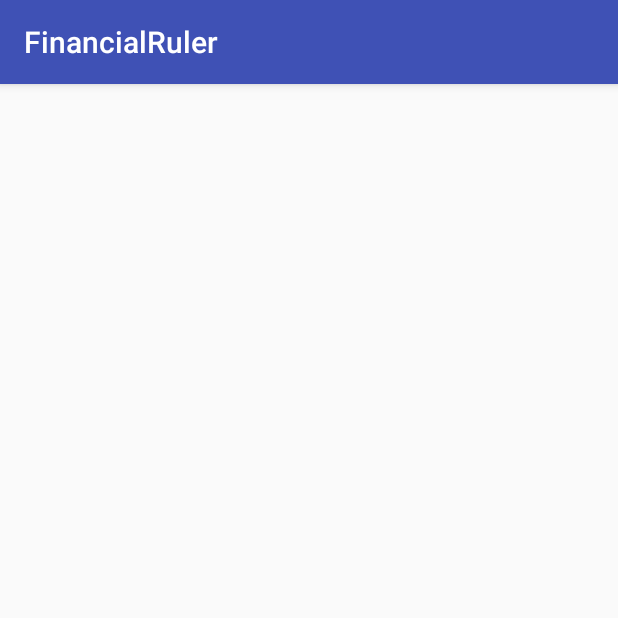
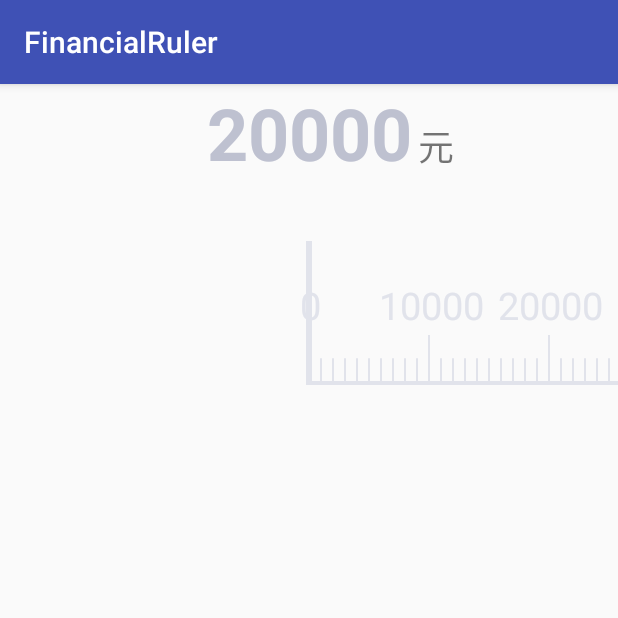
Before and after one commit to wjx367/FinancialRuler, an Android app: the screen it shows after launch (MainActivity), on a phone screen of 412 x 824 dp, the top half of it. Run offline under Robolectric (Android 15) with nearby library versions, the phone set to English and light mode, and no system bars.

Commit message:
添加 尺子 可设置 刻度的最大值和最小值 最小刻度  开始定位到指点的位置

```diff
--- a/app/src/main/java/com/viewtness/financialruler/financial_ruler/MainActivity.java
+++ b/app/src/main/java/com/viewtness/financialruler/financial_ruler/MainActivity.java
@@ -2,12 +2,45 @@ package com.viewtness.financialruler.financial_ruler;
 
 import android.support.v7.app.AppCompatActivity;
 import android.os.Bundle;
+import android.widget.TextView;
+
+import com.viewtness.financialruler.financial_ruler.RulerView.OnRulerChangeListener;
+import com.viewtness.financialruler.financial_ruler.RulerView.RulerView;
 
 public class MainActivity extends AppCompatActivity {
+
+    private RulerView rulerView;
+    private TextView tvValue;
 
     @Override
     protected void onCreate(Bundle savedInstanceState) {
         super.onCreate(savedInstanceState);
         setContentView(R.layout.activity_main);
     }
+
+    @Override
+    protected void onResume() {
+        super.onResume();
+        initView();
+        initListener();
+    }
+
+    private void initView() {
+        rulerView = (RulerView) findViewById(R.id.rulerView);
+        tvValue = (TextView) findViewById(R.id.tv_value);
+    }
+    private void initListener() {
+        rulerView.setOnRulerChangeListener(new OnRulerChangeListener() {
+            @Override
+            public void onChanged(int newValue) {
+                tvValue.setText(newValue+"");
+            }
+        });
+
+        rulerView.setMaxValue(100000);
+        rulerView.setMinValue(0);
+        rulerView.setOneItemValue(20000);
+        rulerView.setOneItemValue(1000);
+        tvValue.setText(20000+"");
+    }
 }
--- /dev/null
+++ b/app/src/main/java/com/viewtness/financialruler/financial_ruler/RulerView/OnRulerChangeListener.java
@@ -0,0 +1,15 @@
+package com.viewtness.financialruler.financial_ruler.RulerView;
+
+/**
+ * Title:RulerView
+ * Package:com.viewtness.financialruler.financial_ruler.RulerView
+ * Description:TODO
+ * Author: viewtness
+ * Date: 2017/9/25
+ * Version: V1.0.0
+ */
+
+public interface OnRulerChangeListener {
+
+    void onChanged(int newValue);
+}
--- /dev/null
+++ b/app/src/main/java/com/viewtness/financialruler/financial_ruler/RulerView/RulerView.java
@@ -0,0 +1,385 @@
+package com.viewtness.financialruler.financial_ruler.RulerView;
+
+import android.content.Context;
+import android.content.res.TypedArray;
+import android.graphics.Canvas;
+import android.graphics.Color;
+import android.graphics.Paint;
+import android.graphics.Rect;
+import android.os.Handler;
+import android.os.Message;
+import android.util.AttributeSet;
+import android.util.DisplayMetrics;
+import android.view.GestureDetector;
+import android.view.MotionEvent;
+import android.view.View;
+import android.view.WindowManager;
+import android.widget.Scroller;
+
+import com.viewtness.financialruler.financial_ruler.R;
+
+/**
+ * Title:RulerView
+ * Package:com.viewtness.financialruler.financial_ruler.RulerView
+ * Description:TODO
+ * Author: viewtness
+ * Date: 2017/9/25
+ * Version: V1.0.0
+ */
+public class RulerView extends View {
+    //最大刻度
+    private int maxValue;
+    //最小刻度
+    private int minValue;
+    //刻度字体大小
+    private int scaleTextSize;
+    //刻度字体颜色
+    private int scaleTextColor;
+    //刻度超过颜色
+    private int scaleSelectColor;
+    //刻度超过背景
+    private int scaleSelectBackgroundColor;
+    //刻度未超颜色
+    private int scaleUnSelectColor;
+    //标记颜色
+    private int cursorColor;
+    //标尺开始位置
+    private int currLocation = 0;
+    //一屏显示Item
+    private int showItemSize;
+    //一个刻度的大小
+    private int oneItemValue;
+    //画线Paint
+    private Paint paint;
+    //画字Paint
+    private Paint paintText;
+    //屏幕宽度
+    private int screenWidth;
+    //尺子控件总宽度
+    private float viewWidth;
+    //尺子控件总宽度
+    private float viewHeight;
+    //刻度宽度
+    private int scaleWidth;
+    //刻度高度
+    private float scaleHeight = 40;
+    //滚动器
+    private Scroller scroller;
+    // 手势识别
+    private GestureDetector gestureDetector;
+
+    //滚动偏移量
+    private int scrollingOffset;
+    // 是否在滚动
+    private boolean isScrollingPerformed;
+    // 最低速度
+    private static final int MIN_DELTA_FOR_SCROLLING = 1;
+    //最后一次滚动到哪
+    private int lastScrollX;
+    // 消息
+    private final int MESSAGE_SCROLL = 0;
+
+    private OnRulerChangeListener onRulerChangeListener;
+    private int yDown;
+    private int yMove;
+    //    private PtrClassicFrameLayout ptrClassicFrameLayout;
+    private Context context;
+    private AttributeSet attrs;
+    public void setOnRulerChangeListener(OnRulerChangeListener onRulerChangeListener) {
+        this.onRulerChangeListener = onRulerChangeListener;
+    }
+
+    public void setCurrLocation(int currLocation) {
+        this.currLocation = currLocation -minValue;
+    }
+
+    public RulerView(Context context, AttributeSet attrs) {
+        super(context, attrs);
+        this.context = context;
+        this.attrs = attrs;
+        WindowManager windowManager = (WindowManager) context.getSystemService(Context.WINDOW_SERVICE);
+        DisplayMetrics dm = new DisplayMetrics();
+        windowManager.getDefaultDisplay().getMetrics(dm);
+        screenWidth = dm.widthPixels;
+
+
+        TypedArray typedArray = context.obtainStyledAttributes(attrs, R.styleable.RulerView);
+        //最大刻度
+        maxValue = typedArray.getDimensionPixelOffset(R.styleable.RulerView_max_value, 102000);
+        //最小刻度
+        minValue = typedArray.getDimensionPixelOffset(R.styleable.RulerView_min_value, 2000);
+        //刻度字体大小
+        scaleTextSize = typedArray.getDimensionPixelOffset(R.styleable.RulerView_scale_text_size, 38);
+        //刻度字体颜色
+        scaleTextColor = typedArray.getColor(R.styleable.RulerView_scale_text_color, Color.parseColor("#e1e3eb"));
+        //刻度超过颜色
+        scaleSelectColor = typedArray.getColor(R.styleable.RulerView_scale_select_color, Color.parseColor("#e1e3eb"));
+        //刻度超过颜色背景
+        scaleSelectBackgroundColor = typedArray.getColor(R.styleable.RulerView_scale_select_background_color, Color.parseColor("#e1e3eb"));
+        //刻度未超颜色
+        scaleUnSelectColor = typedArray.getColor(R.styleable.RulerView_scale_unselect_color, Color.parseColor("#e1e3eb"));
+        //标记颜色
+        cursorColor = typedArray.getColor(R.styleable.RulerView_tag_color, Color.parseColor("#e1e3eb"));
+        if (currLocation == 0) {
+            //标尺开始显示位置
+            currLocation = typedArray.getDimensionPixelOffset(R.styleable.RulerView_start_location, 0);
+        }
+        //一屏显示Item
+        showItemSize = typedArray.getInteger(R.styleable.RulerView_show_item_size, 5);
+        //一个刻度的大小
+        oneItemValue = typedArray.getInteger(R.styleable.RulerView_show_item_size, 1000);
+        //回收
+        typedArray.recycle();
+        //一个刻度的宽度
+        scaleWidth = (screenWidth / (showItemSize * 10));
+        //尺子长度总的个数*一个的宽度
+        viewWidth = (maxValue -minValue) / oneItemValue * scaleWidth;
+        //滚动计算器
+        scroller = new Scroller(context);
+        //手势解析器
+        gestureDetector = new GestureDetector(context, gestureListener);
+        gestureDetector.setIsLongpressEnabled(false);
+    }
+
+
+    @Override
+    protected void onDraw(Canvas canvas) {
+        drawBottomLine(canvas);
+        drawScale(canvas);
+        drawCursor(canvas);
+
+    }
+
+    @Override
+    protected void onMeasure(int widthMeasureSpec, int heightMeasureSpec) {
+        super.onMeasure(widthMeasureSpec, heightMeasureSpec);
+        viewHeight = View.MeasureSpec.getSize(heightMeasureSpec);
+
+    }
+
+    private void drawBottomLine(Canvas canvas) {
+        paint = new Paint(Paint.ANTI_ALIAS_FLAG);
+        paint.setStrokeWidth(8);
+        paint.setColor(scaleUnSelectColor);
+        //计算游标开始绘制的位置
+        float startLocation = (screenWidth / 2) - ((scaleWidth * (currLocation / oneItemValue)));
+        Rect bounds = new Rect();
+        float location = startLocation + (maxValue-minValue) / oneItemValue * scaleWidth;
+        canvas.drawLine(startLocation, viewHeight, location - bounds.width() / 2, viewHeight, paint);
+    }
+
+
+    private void drawCursor(Canvas canvas) {
+        paint = new Paint(Paint.ANTI_ALIAS_FLAG);
+        paint.setStrokeWidth(6);
+        paint.setColor(cursorColor);
+        canvas.drawLine(screenWidth / 2, viewHeight / 5, screenWidth / 2, viewHeight, paint);
+    }
+
+    private void drawScale(Canvas canvas) {
+        paint = new Paint(Paint.ANTI_ALIAS_FLAG);
+        paint.setStrokeWidth(2);
+        //计算游标开始绘制的位置
+        float startLocation = (screenWidth / 2) - ((scaleWidth * (currLocation / oneItemValue)));
+        for (int i = 0; i <= (maxValue -minValue) / oneItemValue; i++) {
+            //判断当前刻度是否小于当前刻度
+            if (i * oneItemValue <= currLocation) {
+                paint.setColor(scaleSelectColor);
+            } else {
+                paint.setColor(scaleUnSelectColor);
+            }
+            float location = startLocation + i * scaleWidth;
+            if (i % 10 == 0) {
+                canvas.drawLine(location, (float) (viewHeight - scaleHeight/0.8), location, viewHeight, paint);
+                paintText = new Paint(Paint.ANTI_ALIAS_FLAG);
+                paintText.setTextSize(scaleTextSize);
+                if (i * oneItemValue <= currLocation) {
+                    paintText.setColor(scaleSelectColor);
+                } else {
+                    paintText.setColor(scaleTextColor);
+                }
+                String drawStr = oneItemValue * i + minValue + "";
+                Rect bounds = new Rect();
+                paintText.getTextBounds(drawStr, 0, drawStr.length(), bounds);
+                canvas.drawText(drawStr, location - bounds.width() / 2, (float) (viewHeight - (scaleHeight/0.8 + 15)), paintText);
+            } else {
+                canvas.drawLine(location, (float) (viewHeight - scaleHeight / 1.5), location, viewHeight, paint);
+            }
+//            //绘制选中的背景
+//            paint = new Paint(Paint.ANTI_ALIAS_FLAG);
+//            paint.setStyle(Paint.Style.FILL);
+//            paint.setColor(scaleSelectBackgroundColor);
+//            canvas.drawRect(startLocation, viewHeight - scaleHeight / 3, startLocation + currLocation / oneItemValue * scaleWidth, viewHeight, paint);
+        }
+    }
+
+    @Override
+    public boolean onTouchEvent(MotionEvent event) {
+        gestureDetector.onTouchEvent(event);
+//        if (ptrClassicFrameLayout != null) {
+//            ptrClassicFrameLayout.requestDisallowInterceptTouchEvent(false);
+//        }
+////
+//        int y = (int) event.getY();
+//
+        switch (event.getAction()) {
+            case MotionEvent.ACTION_DOWN:
+
+            case MotionEvent.ACTION_MOVE:
+
+                break;
+            case MotionEvent.ACTION_UP:
+//                ptrClassicFrameLayout.requestDisallowInterceptTouchEvent(true);
+                break;
+        }
+
+        return true;
+    }
+
+
+    @Override
+    public boolean dispatchTouchEvent(MotionEvent event) {
+//        if (ptrClassicFrameLayout != null) {
+//            ptrClassicFrameLayout.requestDisallowInterceptTouchEvent(true);
+//        }
+        return super.dispatchTouchEvent(event);
+    }
+
+    private GestureDetector.SimpleOnGestureListener gestureListener = new GestureDetector.SimpleOnGestureListener() {
+
+        public boolean onScroll(MotionEvent e1, MotionEvent e2,
+                                float distanceX, float distanceY) {
+            if (!isScrollingPerformed) {
+                isScrollingPerformed = true;
+            }
+            doScroll((int) -distanceX);
+            invalidate();
+            return true;
+        }
+
+        public boolean onFling(MotionEvent e1, MotionEvent e2, float velocityX,
+                               float velocityY) {
+            lastScrollX = getCurrentItem() * getItemWidth() + scrollingOffset;
+            int maxX = getItemsCount()
+                    * getItemWidth();
+            int minX = 0;
+            scroller.fling(lastScrollX, 0, (int) (-velocityX / 1.5), 0, minX, maxX, 0, 0);
+            setNextMessage(MESSAGE_SCROLL);
+            return true;
+        }
+    };
+
+    private void setNextMessage(int message) {
+        animationHandler.removeMessages(MESSAGE_SCROLL);
+        animationHandler.sendEmptyMessage(message);
+    }
+
+    // 动画处理
+    private Handler animationHandler = new Handler() {
+        public void handleMessage(Message msg) {
+            scroller.computeScrollOffset();
+            int currX = scroller.getCurrX();
+            int delta = lastScrollX - currX;
+            lastScrollX = currX;
+            if (delta != 0) {
+                doScroll(delta);
+            }
+            // 滚动还没有完成，到最后，完成手动
+            if (Math.abs(currX - scroller.getFinalX()) <= MIN_DELTA_FOR_SCROLLING) {
+                scroller.forceFinished(true);
+            }
+            if (!scroller.isFinished()) {
+                animationHandler.sendEmptyMessage(msg.what);
+            } else {
+                finishScrolling();
+            }
+        }
+    };
+
+
+    private void finishScrolling() {
+        if (isScrollingPerformed) {
+            isScrollingPerformed = false;
+        }
+        invalidate();
+    }
+
+    private void doScroll(int delta) {
+        //偏移量叠加
+        scrollingOffset += delta;
+        //总共滚动了多少个Item
+        int count = scrollingOffset / getItemWidth();
+        //当前位置
+        int pos = getCurrentItem() - count;
+        //限制滚到范围
+        if (isScrollingPerformed) {
+            if (pos < 0) {
+                count = getCurrentItem();
+                pos = 0;
+            } else if (pos >= getItemsCount()) {
+                count = getCurrentItem() - getItemsCount() ;
+                pos = getItemsCount() ;
+            }
+        }
+        int offset = scrollingOffset;
+        //移动了一个Item的距离，就更新页面
+        if (pos != getCurrentItem()) {
+            setCurrentItem(pos);
+        }
+
+        // 重新更新一下偏移量
+        scrollingOffset = offset - count * getItemWidth();
+
+    }
+
+    public int getItemWidth() {
+        return scaleWidth;
+    }
+
+    public int getCurrentItem() {
+        return currLocation / oneItemValue;
+    }
+
+    public int getItemsCount() {
+        return (maxValue -minValue) / oneItemValue;
+    }
+
+    public void setCurrentItem(int index) {
+        scrollingOffset = 0;
+        currLocation = index * oneItemValue;
+        invalidate();
+        if (onRulerChangeListener != null) {
+            onRulerChangeListener.onChanged(currLocation + minValue);
+        }
+    }
+
+    public int getCurrLocation() {
+        return currLocation;
+    }
+
+//    public void setParentLayout(PtrClassicFrameLayout layout){
+//        ptrClassicFrameLayout = layout;
+//
+//    }
+
+    public void setMaxValue(int maxValue) {
+        TypedArray typedArray = context.obtainStyledAttributes(attrs, R.styleable.RulerView);
+        this.maxValue = typedArray.getDimensionPixelOffset(R.styleable.RulerView_max_value, maxValue);
+        typedArray.recycle();
+        invalidate();
+    }
+
+    public void setMinValue(int minValue) {
+        TypedArray typedArray = context.obtainStyledAttributes(attrs, R.styleable.RulerView);
+        this.minValue = typedArray.getDimensionPixelOffset(R.styleable.RulerView_min_value, minValue);
+        typedArray.recycle();
+        invalidate();
+    }
+
+    public void setOneItemValue(int oneItemValue) {
+        TypedArray typedArray = context.obtainStyledAttributes(attrs, R.styleable.RulerView);
+        this.oneItemValue = typedArray.getDimensionPixelOffset(R.styleable.RulerView_one_item_value, oneItemValue);
+        typedArray.recycle();
+        invalidate();
+    }
+}
--- a/app/src/main/res/layout/activity_main.xml
+++ b/app/src/main/res/layout/activity_main.xml
@@ -4,8 +4,44 @@
     xmlns:tools="http://schemas.android.com/tools"
     android:layout_width="match_parent"
     android:layout_height="match_parent"
-    tools:context="com.viewtness.financialruler.financial_ruler.MainActivity">
+    tools:context="com.viewtness.financialruler.financial_ruler.MainActivity"
+    tools:layout_editor_absoluteY="81dp"
+    tools:layout_editor_absoluteX="0dp">
 
+    <TextView
+        android:id="@+id/tv_value"
+        android:layout_width="wrap_content"
+        android:layout_height="wrap_content"
+        android:textColor="#bec1d0"
+        android:text="10000"
+        android:textStyle="bold"
+        android:textSize="72px"
+        tools:layout_editor_absoluteY="16dp"
+        tools:layout_editor_absoluteX="141dp"
+        app:layout_constraintStart_toStartOf="parent"
+        app:layout_constraintBaseline_toBaselineOf="@+id/textView"
+        app:layout_constraintEnd_toEndOf="parent" />
+    <TextView
+        android:layout_width="wrap_content"
+        android:layout_height="wrap_content"
+        android:textSize="36px"
+        android:text="元"
+        tools:layout_editor_absoluteY="33dp"
+        tools:layout_editor_absoluteX="248dp"
+        android:id="@+id/textView"
+        android:layout_marginLeft="4dp"
+        app:layout_constraintBaseline_toBaselineOf="@+id/tv_value"
+        app:layout_constraintStart_toEndOf="@+id/tv_value" />
 
+<com.viewtness.financialruler.financial_ruler.RulerView.RulerView
+    android:id="@+id/rulerView"
+    android:layout_width="0dp"
+    android:layout_height="180px"
+    tools:layout_editor_absoluteX="0dp"
+    tools:layout_editor_absoluteY="75dp"
+    app:layout_constraintStart_toStartOf="parent"
+    android:layout_marginTop="16dp"
+    app:layout_constraintTop_toBottomOf="@+id/tv_value"
+    app:layout_constraintEnd_toEndOf="parent" />
 
 </android.support.constraint.ConstraintLayout>
```
Also changed, not shown: app/src/main/res/values/attrs.xml (added, +240 -0 lines).
